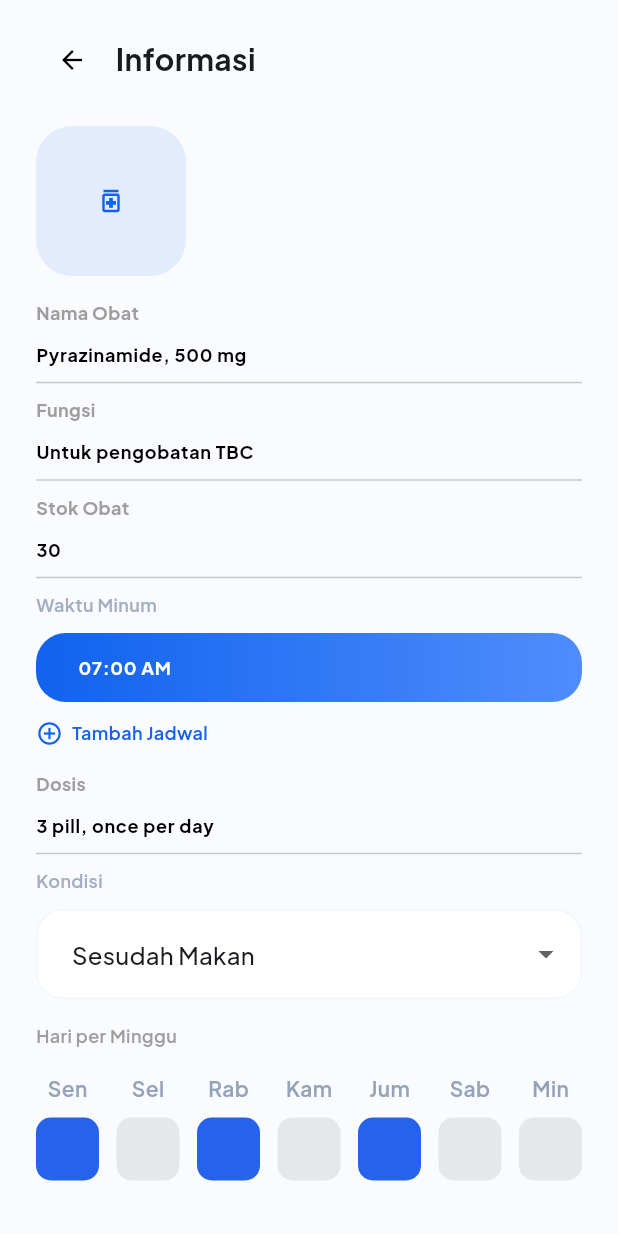
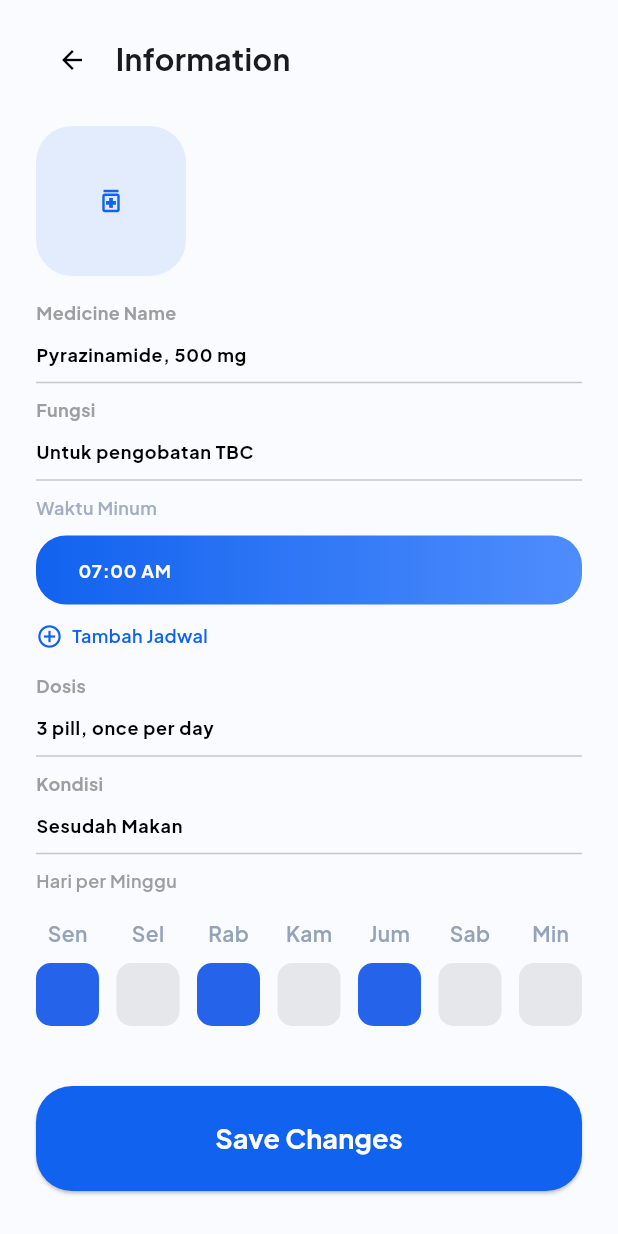
Before and after one commit to fathss/tb-check-mobile, a Flutter app: the MedicineDetailPage screen opened directly, on a phone screen of 412 x 824 dp. Run offline on Flutter 3.47's test engine with Material 3 defaults, Android fonts, the phone set to English and light mode, and no system bars; our stand-ins replace flutter_dotenv, geolocator, google_maps_flutter, shimmer; missing offline and left inert: flutter_polyline_points; accounts and stored records are empty.

Commit message:
feat: implement medicine management feature with detailed pages and controllers

```diff
--- a/lib/core/widgets/primary_button.dart
+++ b/lib/core/widgets/primary_button.dart
@@ -3,7 +3,6 @@
 
 class PrimaryButton extends StatelessWidget {
   final String text;
-
   final VoidCallback onPressed;
 
   const PrimaryButton({super.key, required this.text, required this.onPressed});
@@ -12,8 +11,7 @@
   Widget build(BuildContext context) {
     return SizedBox(
       width: double.infinity,
-
-      height: 56,
+      height: 70,
 
       child: ElevatedButton(
         onPressed: onPressed,
@@ -21,10 +19,8 @@
         style: ElevatedButton.styleFrom(
           backgroundColor: AppColors.primary,
 
-          elevation: 0,
-
           shape: RoundedRectangleBorder(
-            borderRadius: BorderRadius.circular(18),
+            borderRadius: BorderRadius.circular(24),
           ),
         ),
 
@@ -32,10 +28,8 @@
           text,
 
           style: const TextStyle(
-            fontSize: 16,
-
+            fontSize: 18,
             fontWeight: FontWeight.bold,
-
             color: Colors.white,
           ),
         ),
--- a/lib/features/medicine/controllers/medicine_detail_controller.dart
+++ b/lib/features/medicine/controllers/medicine_detail_controller.dart
@@ -2,20 +2,12 @@
 
 class MedicineDetailController {
   late TextEditingController medicineNameController;
-
   late TextEditingController functionController;
-
   List<TextEditingController> consumeTimeControllers = [];
-
   late TextEditingController doseController;
-
-  late String selectedCondition;
+  late TextEditingController conditionController;
 
   List<bool> activeDays = [];
-
-  late TextEditingController stockController;
-
-  int selectedImageIndex = 0;
 
   void init({
     required String medicineName,
@@ -24,8 +16,6 @@
     required String condition,
     required List<bool> days,
     required List<String> consumeTimes,
-    required String stock,
-    int imageIndex = 0,
   }) {
     medicineNameController = TextEditingController(text: medicineName);
 
@@ -34,29 +24,21 @@
     consumeTimeControllers = consumeTimes
         .map((time) => TextEditingController(text: time))
         .toList();
-
     doseController = TextEditingController(text: dose);
 
-    selectedCondition = condition;
+    conditionController = TextEditingController(text: condition);
 
     activeDays = List.from(days);
-
-    stockController = TextEditingController(text: stock);
-
-    selectedImageIndex = imageIndex;
   }
 
   void dispose() {
     medicineNameController.dispose();
-
     functionController.dispose();
-
     for (final controller in consumeTimeControllers) {
       controller.dispose();
     }
-
     doseController.dispose();
-    stockController.dispose();
+    conditionController.dispose();
   }
 
   void toggleDay(int index) {
@@ -72,12 +54,4 @@
 
     consumeTimeControllers.removeAt(index);
   }
-
-  void changeCondition(String value) {
-    selectedCondition = value;
-  }
-
-  void changeImage(int index) {
-    selectedImageIndex = index;
-  }
 }
--- a/lib/features/medicine/pages/medicine_detail_page.dart
+++ b/lib/features/medicine/pages/medicine_detail_page.dart
@@ -14,7 +14,6 @@
   final String dose;
   final String condition;
   final List<bool> activeDays;
-  final String stock;
 
   const MedicineDetailPage({
     super.key,
@@ -24,7 +23,6 @@
     required this.dose,
     required this.condition,
     required this.activeDays,
-    required this.stock,
   });
 
   @override
@@ -45,7 +43,6 @@
       dose: widget.dose,
       condition: widget.condition,
       days: widget.activeDays,
-      stock: widget.stock,
     );
   }
 
@@ -95,7 +92,7 @@
                         const SizedBox(width: 5),
 
                         const Text(
-                          "Informasi",
+                          "Information",
 
                           style: TextStyle(
                             fontSize: 20,
@@ -129,7 +126,7 @@
 
                     /// MEDICINE NAME
                     MedicineInputSection(
-                      title: "Nama Obat",
+                      title: "Medicine Name",
                       controller: controller.medicineNameController,
                       isBold: true,
                     ),
@@ -138,13 +135,6 @@
                     MedicineInputSection(
                       title: "Fungsi",
                       controller: controller.functionController,
-                      isBold: true,
-                    ),
-
-                    /// STOCK OBAT
-                    MedicineInputSection(
-                      title: "Stok Obat",
-                      controller: controller.stockController,
                       isBold: true,
                     ),
 
@@ -303,70 +293,11 @@
                     ),
 
                     /// KONDISI
-                    Text(
-                      "Kondisi",
-
-                      style: TextStyle(
-                        fontSize: 12,
-                        color: AppColors.textSecondary,
-                        fontWeight: FontWeight.w600,
-                      ),
+                    MedicineInputSection(
+                      title: "Kondisi",
+                      controller: controller.conditionController,
+                      isBold: true,
                     ),
-
-                    const SizedBox(height: 10),
-
-                    DropdownButtonFormField<String>(
-                      value: controller.selectedCondition,
-
-                      items: const [
-                        DropdownMenuItem(
-                          value: "Sebelum Makan",
-                          child: Text("Sebelum Makan"),
-                        ),
-
-                        DropdownMenuItem(
-                          value: "Sesudah Makan",
-                          child: Text("Sesudah Makan"),
-                        ),
-                      ],
-
-                      onChanged: (value) {
-                        setState(() {
-                          controller.changeCondition(value!);
-                        });
-                      },
-
-                      decoration: InputDecoration(
-                        filled: true,
-
-                        fillColor: Colors.white,
-
-                        contentPadding: const EdgeInsets.symmetric(
-                          horizontal: 20,
-                          vertical: 18,
-                        ),
-
-                        border: OutlineInputBorder(
-                          borderRadius: BorderRadius.circular(18),
-
-                          borderSide: BorderSide(color: AppColors.secondary),
-                        ),
-
-                        enabledBorder: OutlineInputBorder(
-                          borderRadius: BorderRadius.circular(18),
-
-                          borderSide: BorderSide(color: AppColors.secondary),
-                        ),
-
-                        focusedBorder: OutlineInputBorder(
-                          borderRadius: BorderRadius.circular(18),
-
-                          borderSide: BorderSide(color: AppColors.primary),
-                        ),
-                      ),
-                    ),
-
-                    const SizedBox(height: 16),
 
                     /// HARI
                     MedicineDaySelector(
--- a/lib/main.dart
+++ b/lib/main.dart
@@ -49,7 +49,7 @@
         fontFamily: "PlusJakartaSans",
         colorScheme: ColorScheme.fromSeed(seedColor: AppColors.primary),
       ),
-      home: const AdminMainNavigation(),
+      home: const MainPage(),
     );
   }
 }
```
Also changed, not shown: lib/features/medicine/data/dummy_medicine_data.dart (+4 -41 lines), lib/features/medicine/models/medicine_model.dart (+2 -21 lines), lib/features/medicine/pages/medicine_page.dart (+14 -46 lines), lib/features/medicine/widgets/medicine_schedule_card.dart (+13 -6 lines).
